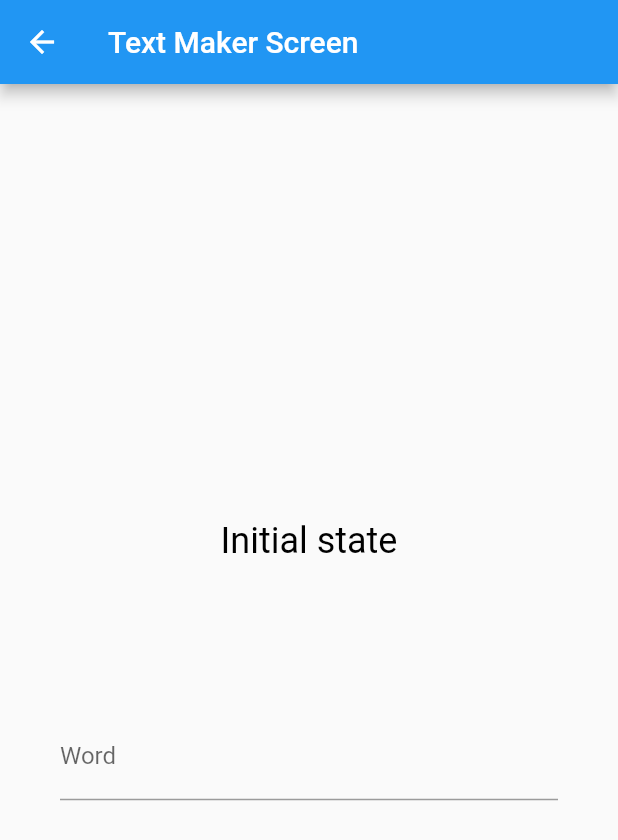
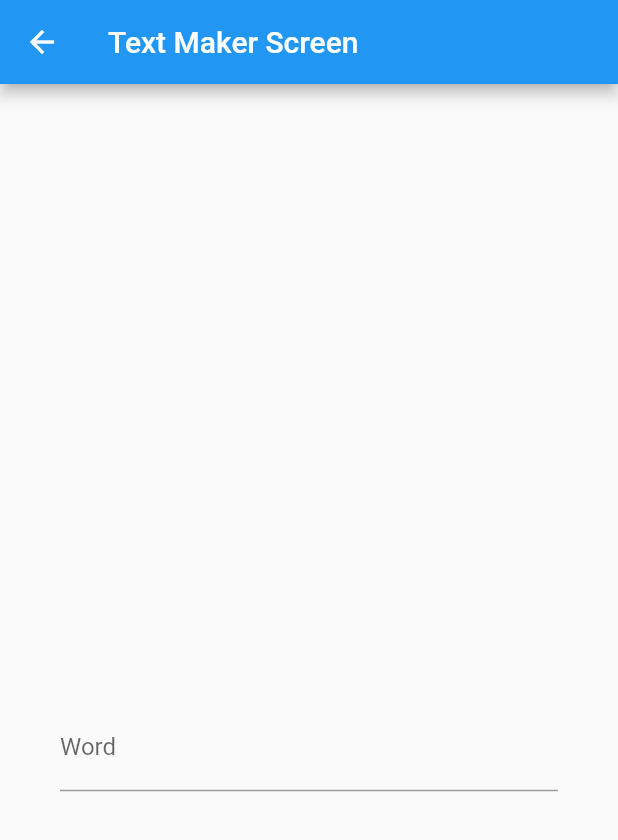
Before and after one commit to solihdev/working_with_bloc, a Flutter app: the TextMakerScreen screen opened directly, on a phone screen of 412 x 824 dp. Shown: the top 840 px of the screen. Run offline on Flutter 3.47's test engine with Material 2 defaults, Android fonts, the phone set to English and light mode, and no system bars; our stand-ins replace flutter_bloc.

Commit message:
some changes

```diff
--- a/lib/bloc/text_maker/text_maker_cubit.dart
+++ b/lib/bloc/text_maker/text_maker_cubit.dart
@@ -1,14 +1,14 @@
 import 'package:flutter_bloc/flutter_bloc.dart';
 import 'package:working_with_bloc/bloc/text_maker/text_maker_state.dart';
 
-class TextMakerCubit extends Cubit<TextMakerState> {
-  TextMakerCubit() : super(InitialState(word: "Hello"));
+class TextMakerCubit extends Cubit<String> {
+  TextMakerCubit() : super("");
 
   lowercaseConverter(String word) {
-    emit(LowercaseConverterState(word.toLowerCase()));
+    emit(word.toLowerCase());
   }
 
   uppercaseConverter(String word) {
-    emit(LowercaseConverterState(word.toUpperCase()));
+    emit(word.toUpperCase());
   }
 }
--- a/lib/ui/text_maker_screen/text_maker_screen.dart
+++ b/lib/ui/text_maker_screen/text_maker_screen.dart
@@ -17,32 +17,9 @@ class TextMakerScreen extends StatelessWidget {
         body: Column(
           mainAxisAlignment: MainAxisAlignment.center,
           children: [
-            BlocBuilder<TextMakerCubit, TextMakerState>(
+            BlocBuilder<TextMakerCubit, String>(
                 builder: (context, state) {
-              if (state is UppercaseConverterState) {
-                return Text(
-                  "Upper cases: ${state.uppercaseConverterResult}",
-                  style: const TextStyle(
-                    fontSize: 24,
-                    color: Colors.black,
-                  ),
-                );
-              } else if (state is LowercaseConverterState) {
-                return Text(
-                  "Lower cases: ${state.lowercaseConverterResult}",
-                  style: const TextStyle(
-                    fontSize: 24,
-                    color: Colors.black,
-                  ),
-                );
-              }
-              return const Text(
-                "Initial state",
-                style: TextStyle(
-                  fontSize: 24,
-                  color: Colors.black,
-                ),
-              );
+                  return Text(state.toString());
             }),
             const SizedBox(
               height: 100,
```
